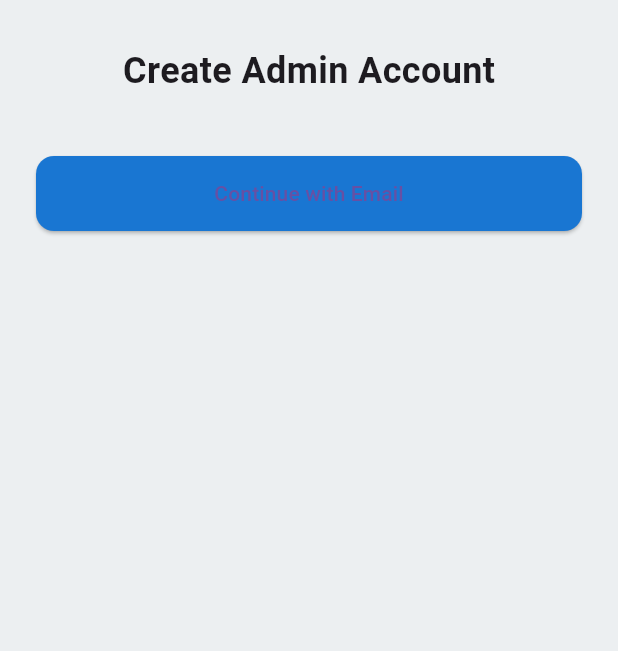
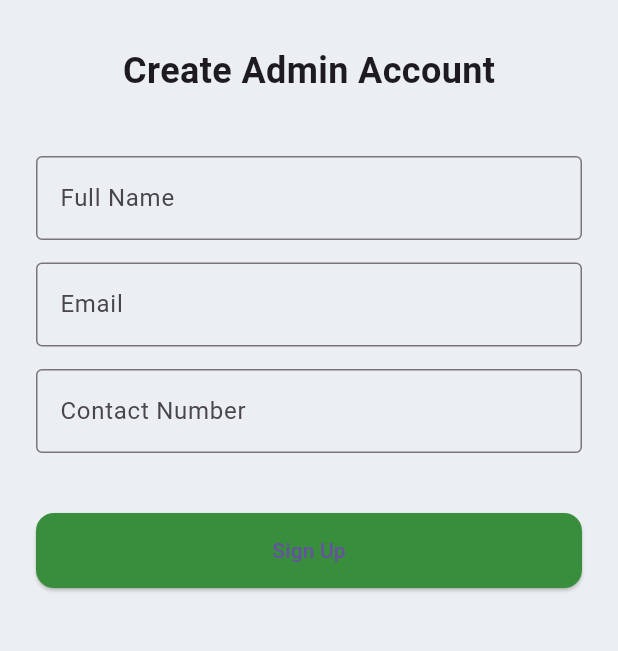
Before and after one commit to SabaShahdin/HospitalManagementSystem, a Flutter app: the AdminSignupScreen screen opened directly, on a phone screen of 412 x 824 dp, the part 294-945 px from its top. Run offline on Flutter 3.47's test engine with Material 3 defaults, Android fonts, the phone set to English and light mode, and no system bars.

```diff
--- a/lib/AdminSignUp.dart
+++ b/lib/AdminSignUp.dart
@@ -11,36 +11,26 @@ class AdminSignupScreen extends StatefulWidget {
 
 class _AdminSignupScreenState extends State<AdminSignupScreen> {
   final emailController = TextEditingController();
-  final passwordController =
-      TextEditingController(); // Unused in backend but retained for UI
+  final passwordController = TextEditingController(); // Reserved for future use
   final nameController = TextEditingController();
   final contactController = TextEditingController();
-  final departmentController = TextEditingController();
 
-  bool showEmailForm = false;
+  final _formKey = GlobalKey<FormState>();
   bool isLoading = false;
 
   Future<void> registerAdmin() async {
+    if (!_formKey.currentState!.validate()) return;
+
     final String email = emailController.text.trim();
     final String name = nameController.text.trim();
     final String contact = contactController.text.trim();
-    final String department = departmentController.text.trim();
+    final String department = "Management"; // Hardcoded
 
-    if (email.isEmpty || name.isEmpty) {
-      ScaffoldMessenger.of(context).showSnackBar(
-        const SnackBar(content: Text('Please fill all required fields')),
-      );
-      return;
-    }
-
-    setState(() {
-      isLoading = true;
-    });
+    setState(() => isLoading = true);
 
     try {
       final response = await http.post(
-        Uri.parse(
-            'http://10.0.2.2:5000/api/admin/register'), // Use 10.0.2.2 for Android emulator
+        Uri.parse('http://localhost:5000/api/admin/register'), // Use correct IP
         headers: {'Content-Type': 'application/json'},
         body: jsonEncode({
           'email': email,
@@ -59,20 +49,35 @@ class _AdminSignupScreenState extends State<AdminSignupScreen> {
         emailController.clear();
         nameController.clear();
         contactController.clear();
-        departmentController.clear();
-        setState(() => showEmailForm = false);
       } else {
         ScaffoldMessenger.of(context).showSnackBar(
-          SnackBar(content: Text(resData['message'] ?? 'Error occurred')),
+          SnackBar(content: Text(resData['message'] ?? 'Registration failed')),
         );
       }
     } catch (e) {
       ScaffoldMessenger.of(context).showSnackBar(
-        SnackBar(content: Text('Failed to connect to server: $e')),
+        SnackBar(content: Text('Error: $e')),
       );
     } finally {
       setState(() => isLoading = false);
     }
+  }
+
+  String? validateEmail(String? value) {
+    if (value == null || value.isEmpty) return 'Email is required';
+    final emailRegex = RegExp(r'^[\w\.-]+@[\w\.-]+\.\w{2,}$');
+    return emailRegex.hasMatch(value) ? null : 'Enter a valid email';
+  }
+
+  String? validateName(String? value) {
+    if (value == null || value.isEmpty) return 'Name is required';
+    return null;
+  }
+
+  String? validateContact(String? value) {
+    if (value == null || value.isEmpty) return 'Contact number is required';
+    final contactRegex = RegExp(r'^\d{10,15}$');
+    return contactRegex.hasMatch(value) ? null : 'Enter a valid contact number';
   }
 
   @override
@@ -87,13 +92,14 @@ class _AdminSignupScreenState extends State<AdminSignupScreen> {
       body: SingleChildScrollView(
         child: Padding(
           padding: const EdgeInsets.symmetric(horizontal: 24, vertical: 40),
+          child: Form(
+            key: _formKey,
             child: Column(
-            crossAxisAlignment: CrossAxisAlignment.center,
               children: [
                 SizedBox(
                   height: 100,
-                child:
-                    Image.asset('assets/images/logo.png', fit: BoxFit.contain),
+                  child: Image.asset('assets/images/logo.png',
+                      fit: BoxFit.contain),
                 ),
                 const SizedBox(height: 30),
                 const Text(
@@ -101,58 +107,36 @@ class _AdminSignupScreenState extends State<AdminSignupScreen> {
                   style: TextStyle(fontSize: 24, fontWeight: FontWeight.bold),
                 ),
                 const SizedBox(height: 40),
-
-              // Continue with Email
-              SizedBox(
-                width: double.infinity,
-                height: 50,
-                child: ElevatedButton(
-                  onPressed: () =>
-                      setState(() => showEmailForm = !showEmailForm),
-                  child: const Text("Continue with Email"),
-                  style: ElevatedButton.styleFrom(
-                    backgroundColor: Colors.blue[700],
-                    shape: RoundedRectangleBorder(
-                        borderRadius: BorderRadius.circular(12)),
-                  ),
-                ),
-              ),
-              const SizedBox(height: 20),
-
-              if (showEmailForm) ...[
-                TextField(
+                TextFormField(
                   controller: nameController,
                   decoration: const InputDecoration(
                     labelText: "Full Name",
                     border: OutlineInputBorder(),
                   ),
+                  validator: validateName,
                 ),
                 const SizedBox(height: 15),
-                TextField(
+                TextFormField(
                   controller: emailController,
                   decoration: const InputDecoration(
                     labelText: "Email",
                     border: OutlineInputBorder(),
                   ),
+                  validator: validateEmail,
+                  keyboardType: TextInputType.emailAddress,
                 ),
                 const SizedBox(height: 15),
-                TextField(
+                TextFormField(
                   controller: contactController,
                   decoration: const InputDecoration(
                     labelText: "Contact Number",
                     border: OutlineInputBorder(),
                   ),
+                  validator: validateContact,
                   keyboardType: TextInputType.phone,
                 ),
                 const SizedBox(height: 15),
-                TextField(
-                  controller: departmentController,
-                  decoration: const InputDecoration(
-                    labelText: "Department",
-                    border: OutlineInputBorder(),
-                  ),
-                ),
-                const SizedBox(height: 20),
+                const SizedBox(height: 25),
                 SizedBox(
                   width: double.infinity,
                   height: 50,
@@ -164,12 +148,13 @@ class _AdminSignupScreenState extends State<AdminSignupScreen> {
                     style: ElevatedButton.styleFrom(
                       backgroundColor: Colors.green[700],
                       shape: RoundedRectangleBorder(
-                          borderRadius: BorderRadius.circular(12)),
+                        borderRadius: BorderRadius.circular(12),
+                      ),
                     ),
                   ),
                 ),
               ],
-            ],
+            ),
           ),
         ),
       ),
--- a/lib/main.dart
+++ b/lib/main.dart
@@ -1,6 +1,5 @@
 import 'package:flutter/material.dart';
 import 'Home.dart';
-
 
 void main() {
   runApp(const MyApp());
@@ -15,7 +14,6 @@ class MyApp extends StatelessWidget {
       initialRoute: '/',
       routes: {
         '/': (context) => const HomeScreen(),
-
       },
     );
   }
```
Lines whose indentation alone changed are shown as unchanged.
